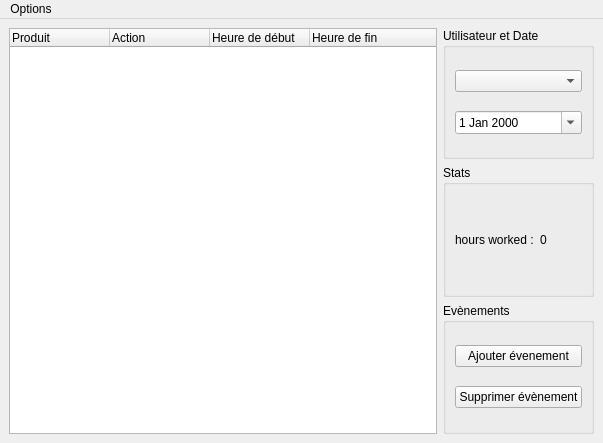
Qt form workview.ui (Karvyz/WorkView) before a commit.
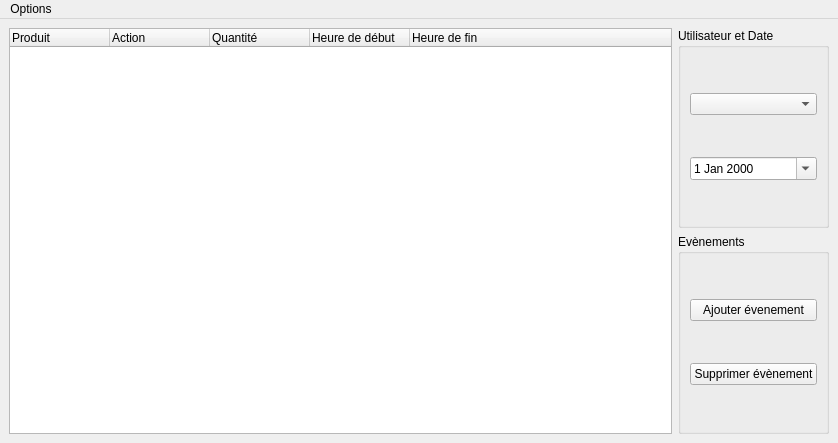
The same form after that commit.

What changed in the file:
```diff
--- a/workview.ui
+++ b/workview.ui
@@ -6,7 +6,7 @@
    <rect>
     <x>0</x>
     <y>0</y>
-    <width>603</width>
+    <width>838</width>
     <height>443</height>
    </rect>
   </property>
@@ -48,6 +48,11 @@
         <string>Action</string>
        </property>
       </column>
+      <column>
+       <property name="text">
+        <string>Quantité</string>
+       </property>
+      </column>
       <column>
        <property name="text">
         <string>Heure de début</string>
@@ -81,33 +86,6 @@
         </layout>
        </widget>
       </item>
-      <item>
-       <widget class="QGroupBox" name="groupBox_3">
-        <property name="title">
-         <string>Stats</string>
-        </property>
-        <layout class="QVBoxLayout" name="verticalLayout_3">
-         <item>
-          <layout class="QHBoxLayout" name="horizontalLayout">
-           <item>
-            <widget class="QLabel" name="label">
-             <property name="text">
-              <string>hours worked :</string>
-             </property>
-            </widget>
-           </item>
-           <item>
-            <widget class="QLabel" name="hoursLabel">
-             <property name="text">
-              <string>0</string>
-             </property>
-            </widget>
-           </item>
-          </layout>
-         </item>
-        </layout>
-       </widget>
-      </item>
       <item>
        <widget class="QGroupBox" name="groupBox_2">
         <property name="title">
@@ -140,8 +118,8 @@
     <rect>
      <x>0</x>
      <y>0</y>
-     <width>603</width>
-     <height>21</height>
+     <width>838</width>
+     <height>25</height>
     </rect>
    </property>
    <widget class="QMenu" name="menuOptions">
```
